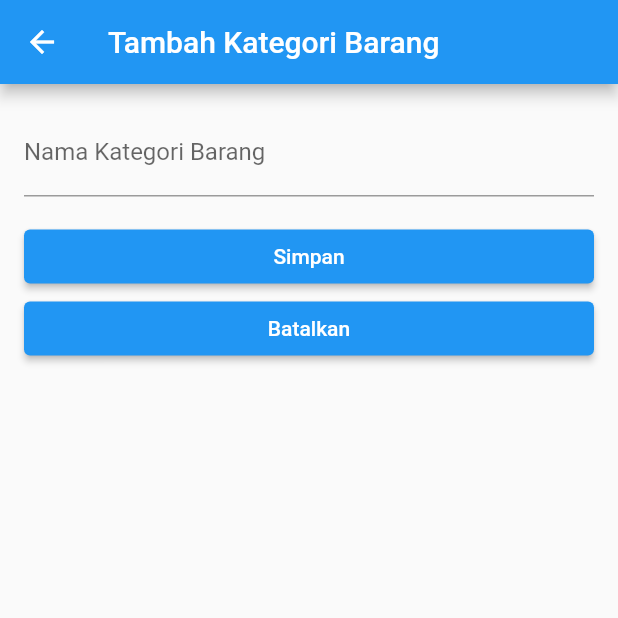
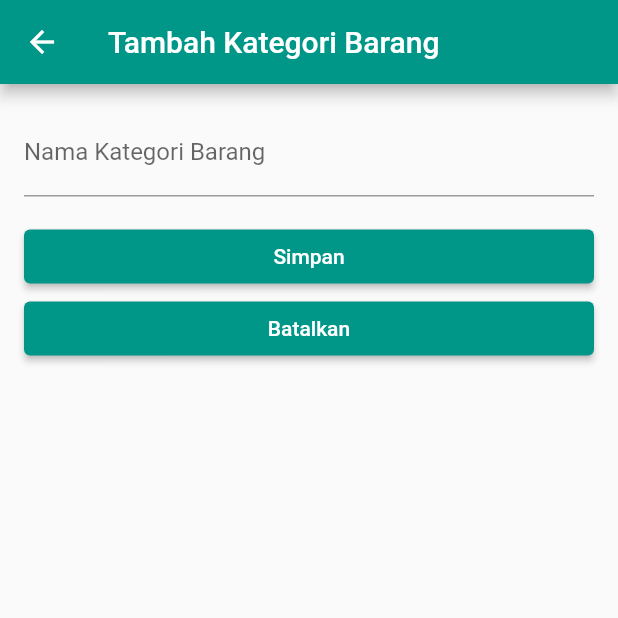
Before and after one commit to Tiarasekarsini/exerciseapi_067, a Flutter app: the screen it shows after launch, after a tap on the "add" icon, on a phone screen of 412 x 824 dp, the top half of it. Run offline on Flutter 3.47's test engine with Material 2 defaults, Android fonts, the phone set to English and light mode, and no system bars; network calls fail.

Commit message:
mengubah warna tema di main.dart dan trailing icon delete di kategori barang

```diff
--- a/lib/main.dart
+++ b/lib/main.dart
@@ -13,9 +13,7 @@ class MyApp extends StatelessWidget {
     return MaterialApp(
       debugShowCheckedModeBanner: false,
       title: 'Flutter Demo',
-      theme: ThemeData(
-        primarySwatch: Colors.blue,
-      ),
+      theme: ThemeData(primarySwatch: Colors.teal),
       home: const KategoriBarang(),
     );
   }
--- a/lib/view/kategori_barang.dart
+++ b/lib/view/kategori_barang.dart
@@ -99,7 +99,7 @@ class _KategoriBarangState extends State<KategoriBarang> {
                         );
                       });
                 },
-                icon: const Icon(Icons.delete),
+                icon: const Icon(Icons.delete_outline_rounded),
               )
             ]),
           ));
```
